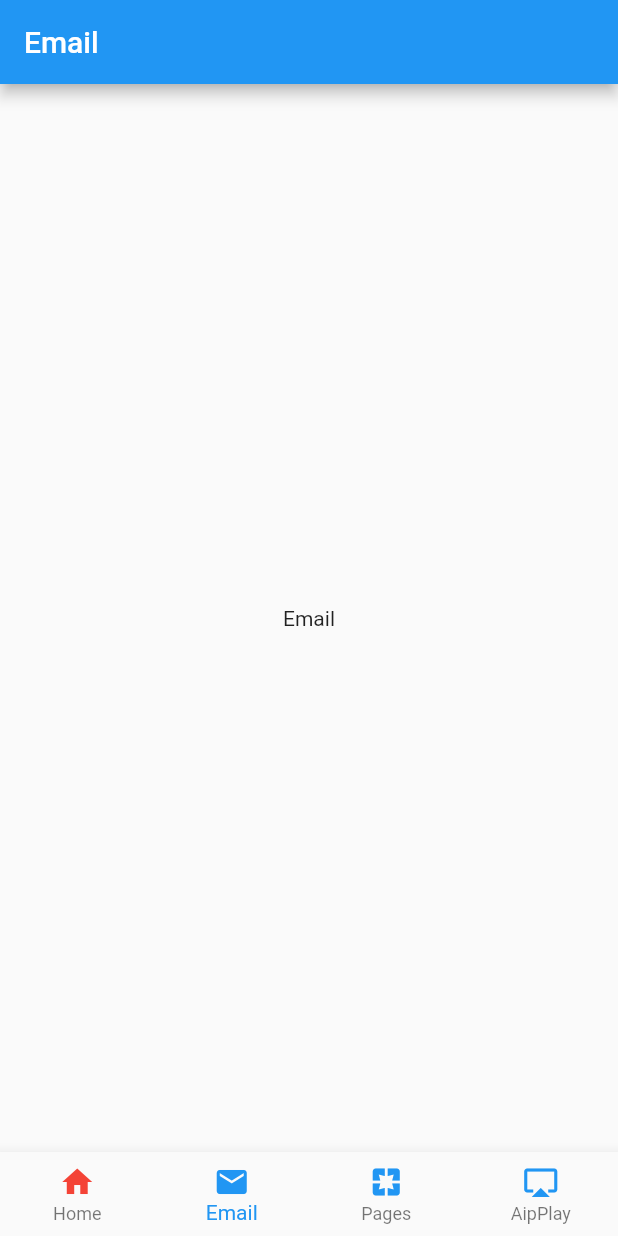
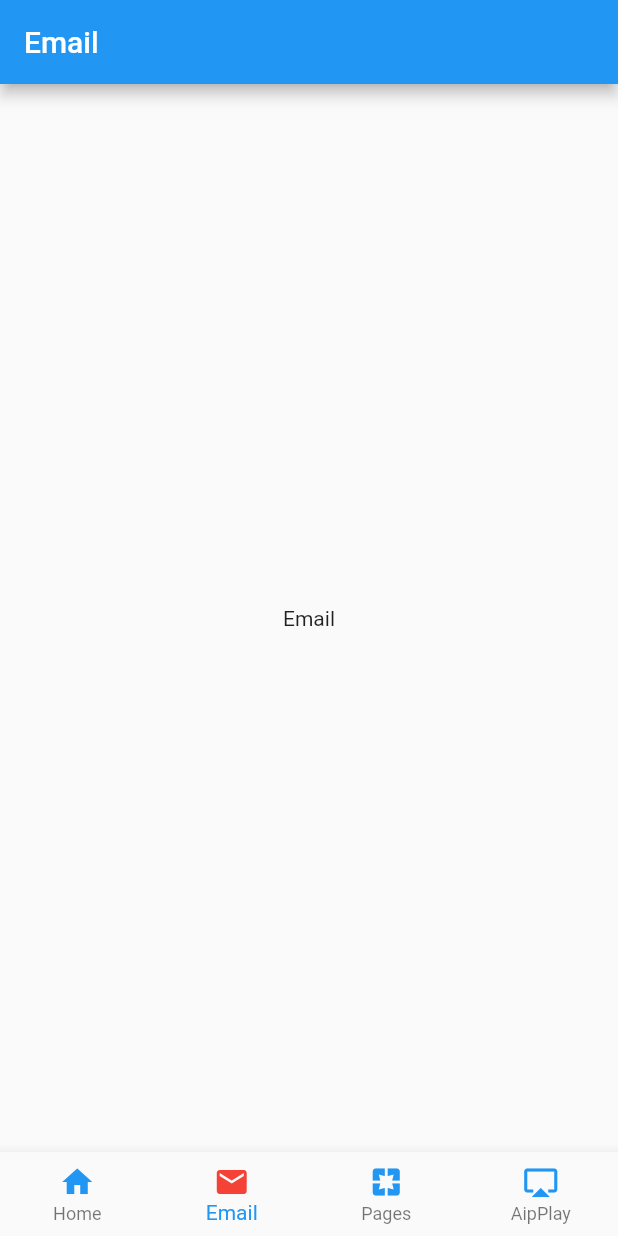
Before and after one commit to kylin-code/flutter_components, a Flutter app: the screen it shows after launch, item 2 of the bottom bar chosen, on a phone screen of 412 x 824 dp. Run offline on Flutter 3.47's test engine with Material 2 defaults, Android fonts, the phone set to English and light mode, and no system bars.

Commit message:
logo and name

```diff
--- a/lib/bottom_navigation_widget.dart
+++ b/lib/bottom_navigation_widget.dart
@@ -33,31 +33,52 @@ class _BottomNavigationWidgetState extends State<BottomNavigationWidget> {
             BottomNavigationBarItem(
                 icon: Icon(
                   Icons.home,
-                  color: _BottomNavigationColorRed,
+                  color: _currentIndex == 0
+                      ? _BottomNavigationColorRed
+                      : _BottomNavigationColor,
                 ),
                 title: Text('Home',
-                    style: TextStyle(color: _BottomNavigationColorRed))),
+                    style: TextStyle(
+                      color: _currentIndex == 0
+                          ? _BottomNavigationColorRed
+                          : _BottomNavigationColor,
+                    ))),
             BottomNavigationBarItem(
                 icon: Icon(
                   Icons.email,
-                  color: _BottomNavigationColor,
+                  color: _currentIndex == 1
+                      ? _BottomNavigationColorRed
+                      : _BottomNavigationColor,
                 ),
                 title: Text('Email',
-                    style: TextStyle(color: _BottomNavigationColor))),
+                    style: TextStyle(
+                        color: _currentIndex == 1
+                            ? _BottomNavigationColorRed
+                            : _BottomNavigationColor))),
             BottomNavigationBarItem(
                 icon: Icon(
                   Icons.pages,
-                  color: _BottomNavigationColor,
+                  color: _currentIndex == 2
+                      ? _BottomNavigationColorRed
+                      : _BottomNavigationColor,
                 ),
                 title: Text('Pages',
-                    style: TextStyle(color: _BottomNavigationColor))),
+                    style: TextStyle(
+                        color: _currentIndex == 2
+                            ? _BottomNavigationColorRed
+                            : _BottomNavigationColor))),
             BottomNavigationBarItem(
                 icon: Icon(
                   Icons.airplay,
-                  color: _BottomNavigationColor,
+                  color: _currentIndex == 3
+                      ? _BottomNavigationColorRed
+                      : _BottomNavigationColor,
                 ),
                 title: Text('AipPlay',
-                    style: TextStyle(color: _BottomNavigationColor))),
+                    style: TextStyle(
+                        color: _currentIndex == 3
+                            ? _BottomNavigationColorRed
+                            : _BottomNavigationColor))),
           ],
           currentIndex: _currentIndex,
           onTap: (int index) {
--- a/lib/main.dart
+++ b/lib/main.dart
@@ -7,8 +7,6 @@ class MyApp extends StatelessWidget {
   @override
   Widget build(BuildContext context) {
     return MaterialApp(
-        title: 'Flutter bottomNavigationBar',
-        theme: ThemeData.light(),
-        home: BottomNavigationWidget());
+        title: '轻相册', theme: ThemeData.light(), home: BottomNavigationWidget());
   }
 }
```
Also changed, not shown: 48 other files.
